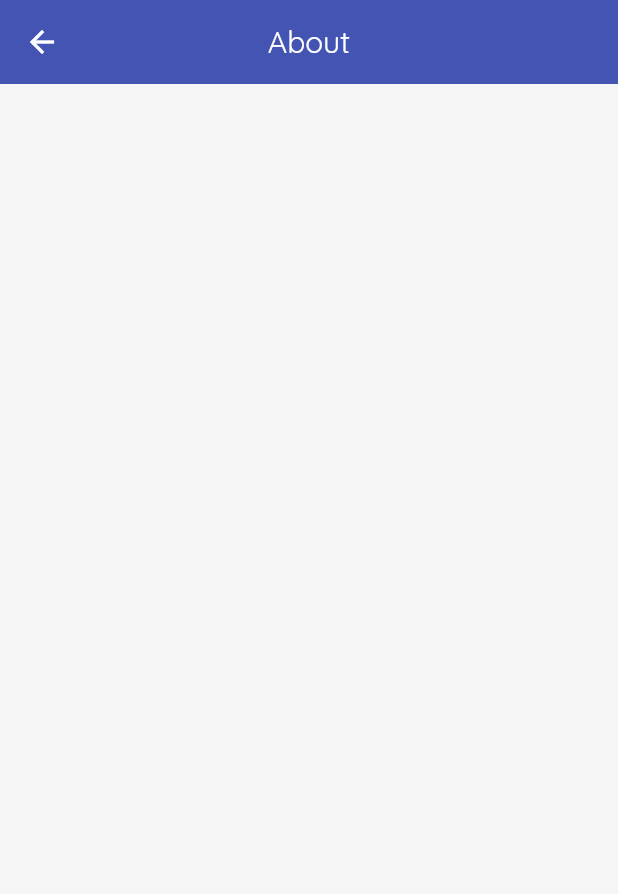
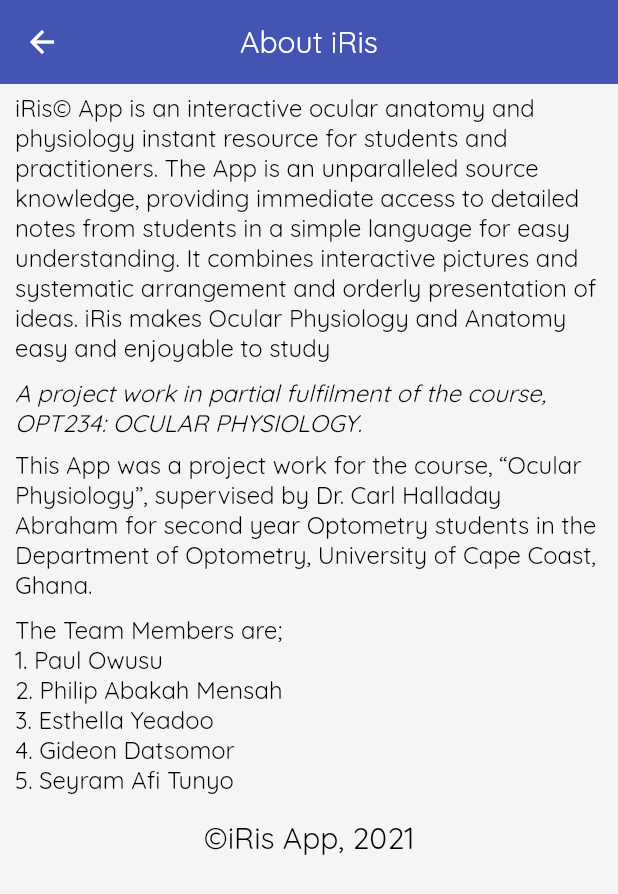
Before and after one commit to Strange-Philip/Ocular_P_project, a Flutter app: the AboutPage screen opened directly, on a phone screen of 412 x 824 dp. Shown: the top 894 px of the screen. Run offline on Flutter 3.47's test engine with Material 2 defaults, Android fonts, the phone set to English and light mode, and no system bars; our stand-ins replace flutter_form_builder, flutter_svg, getwidget, image_picker, introduction_screen, line_icons and 3 more; missing offline and left inert: animated_splash, fast_color_picker, fluid_bottom_nav_bar; accounts and stored records are empty.

Commit message:
final updates

```diff
--- a/lib/aboutpage.dart
+++ b/lib/aboutpage.dart
@@ -14,7 +14,7 @@ class _AboutPageState extends State<AboutPage> {
         centerTitle: true,
         backgroundColor: Color(0xFF4354b3),
         title: Text(
-          'About',
+          'About iRis',
           style: TextStyle(
             fontFamily: 'Quicksand',
           ),
@@ -22,6 +22,78 @@ class _AboutPageState extends State<AboutPage> {
         automaticallyImplyLeading: true,
         elevation: 0,
       ),
+      body: SingleChildScrollView(
+        physics: BouncingScrollPhysics(),
+        child: Column(
+          crossAxisAlignment: CrossAxisAlignment.start,
+          children: [
+
+            Padding(
+              padding: const EdgeInsets.symmetric(horizontal: 10, vertical: 6),
+              child: Text(
+                "iRis© App is an interactive ocular anatomy and physiology instant resource for students and practitioners. The App is an unparalleled source knowledge, providing immediate access to detailed notes from students in a simple language for easy understanding. It combines interactive pictures and systematic arrangement and orderly presentation of ideas. iRis makes Ocular Physiology and Anatomy easy and enjoyable to study",
+
+                style: TextStyle(
+                    color: Colors.black,
+                    fontSize: 16,
+                    fontWeight: FontWeight.w400,
+                    fontFamily: 'Quicksand'),
+              ),
+            ),
+            Padding(
+              padding: const EdgeInsets.symmetric(horizontal: 10, vertical: 4),
+              child: Text(
+                "A project work in partial fulfilment of the course, OPT234: OCULAR PHYSIOLOGY.",
+
+                style: TextStyle(
+                    color: Colors.black,
+                    fontSize: 16,
+                    fontStyle: FontStyle.italic,
+                    fontWeight: FontWeight.w400,
+                    fontFamily: 'Quicksand'),
+              ),
+            ),
+            Padding(
+              padding: const EdgeInsets.symmetric(horizontal: 10, vertical: 4),
+              child: Text(
+                "This App was a project work for the course, “Ocular Physiology”, supervised by Dr. Carl Halladay Abraham for second year Optometry students in the Department of Optometry, University of Cape Coast, Ghana.",
+
+                style: TextStyle(
+                    color: Colors.black,
+                    fontSize: 16,
+                    fontWeight: FontWeight.w400,
+                    fontFamily: 'Quicksand'),
+              ),
+            ),
+            Padding(
+              padding: const EdgeInsets.symmetric(horizontal: 10, vertical: 6),
+              child: Text(
+                "The Team Members are;  \n1.	Paul Owusu   \n2.	Philip Abakah Mensah  \n3.	Esthella Yeadoo  \n4.	Gideon Datsomor  \n5.	Seyram Afi Tunyo",
+
+                style: TextStyle(
+                    color: Colors.black,
+                    fontSize: 16,
+                    fontWeight: FontWeight.w500,
+                    fontFamily: 'Quicksand'),
+              ),
+            ),
+            Padding(
+              padding: const EdgeInsets.all(10.0),
+              child: Center(
+                child: Text(
+                  "©iRis App, 2021",
+                  textAlign: TextAlign.center,
+                  style: TextStyle(
+                      color: Colors.black,
+                      fontSize: 20,
+                      fontWeight: FontWeight.w500,
+                      fontFamily: 'Quicksand'),
+                ),
+              ),
+            ),
+          ],
+        ),
+      ),
     ));
   }
 }
--- a/pubspec.yaml
+++ b/pubspec.yaml
@@ -31,12 +31,10 @@ dependencies:
   fluid_bottom_nav_bar: ^1.3.0
   line_icons: ^2.0.1
   flutter_svg: ^0.22.0
-  percent_indicator: ^3.0.1
   getwidget: ^2.0.2
   animated_splash: ^1.0.0
   introduction_screen: ^1.0.9
   shared_preferences: ^2.0.6
-  flutter_pdfview: ^1.0.4
   path: ^1.8.0
   path_provider: ^2.0.2
   intl: ^0.17.0
@@ -48,8 +46,8 @@ dependencies:
   flutter_form_builder: ^6.0.0
   flip_card: ^0.5.0
   url_launcher: ^6.0.9
-  flutter_html: ^2.0.0
   webview_flutter: ^2.0.12
+
 
 
 
```
Also changed, not shown: lib/cards/coursecards.dart (+7 -4 lines), lib/cards/flashcard.dart (+5 -4 lines), lib/cards/htmlContent.dart (+6 -8 lines), lib/home.dart (+39 -27 lines), lib/terms.dart (deleted, +0 -36 lines), pubspec.lock, 6 other files.
